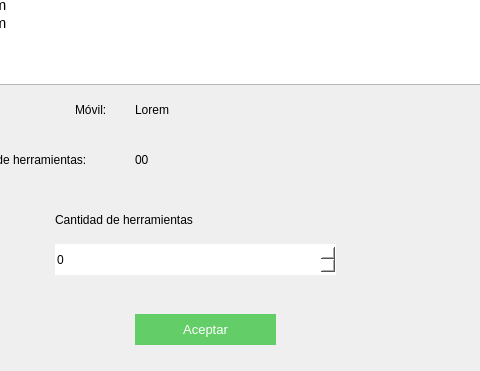
The window that Pantallas UI/Herramientas/stock por movil/stockPorMovilHerramientas.ui (AlemFernandez786/Scabox) describes before a commit, drawn with Qt 5; both pictures show x 165 to 645 and y 126 to 497 of the 741 by 497 pixel window.
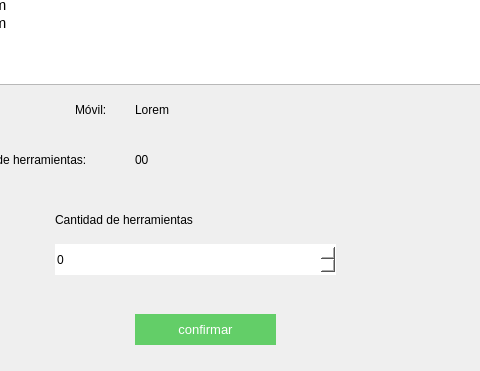
The same window after the commit.

Diff of the .ui file:
```diff
--- a/Pantallas UI/Herramientas/stock por movil/stockPorMovilHerramientas.ui
+++ b/Pantallas UI/Herramientas/stock por movil/stockPorMovilHerramientas.ui
@@ -150,7 +150,7 @@
 border:none;</string>
    </property>
    <property name="text">
-    <string>Aceptar</string>
+    <string>confirmar</string>
    </property>
   </widget>
   <widget class="QLabel" name="label_4">
@@ -192,7 +192,7 @@
     <rect>
      <x>300</x>
      <y>220</y>
-     <width>41</width>
+     <width>211</width>
      <height>31</height>
     </rect>
    </property>
@@ -209,7 +209,7 @@
     <rect>
      <x>300</x>
      <y>270</y>
-     <width>41</width>
+     <width>211</width>
      <height>31</height>
     </rect>
    </property>
```
Left out of the diff: 12 changed lines with no effect on the pictures.
